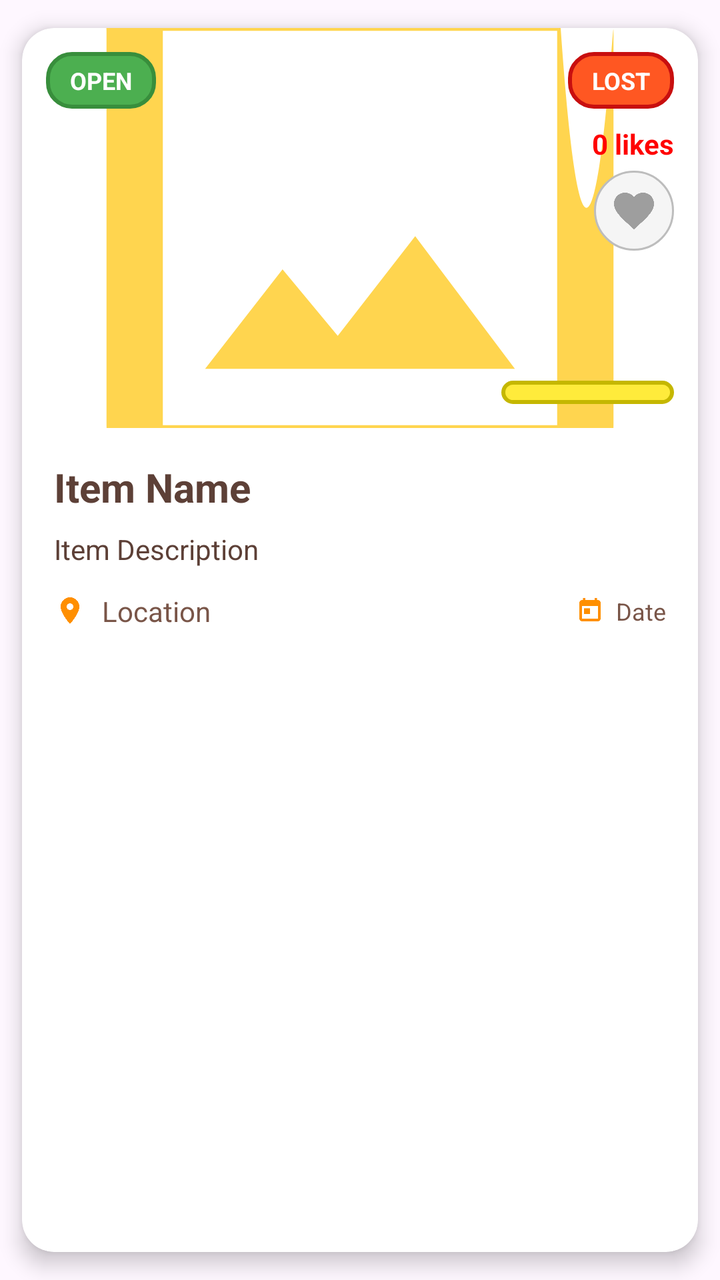
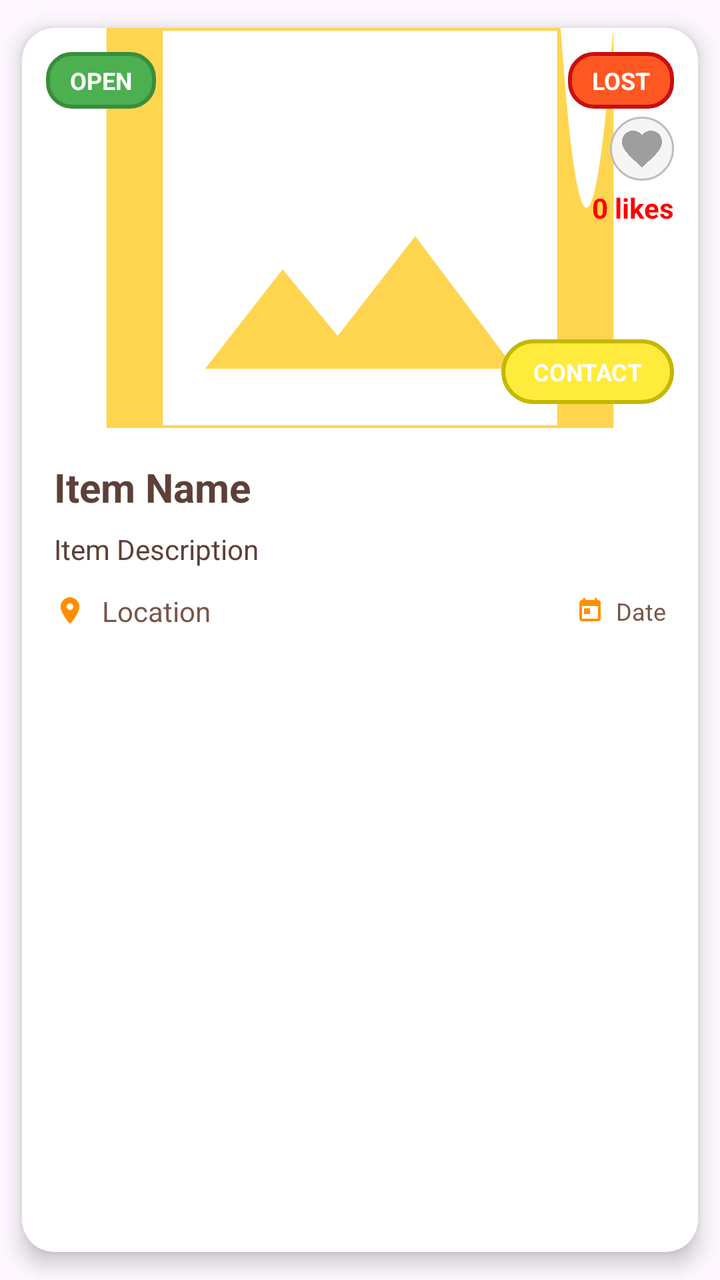

The first picture is an Android layout as it rendered before a commit; the second is the same layout after the commit. The layout source and the unified diff follow.
<!-- AndroidManifest.xml: application theme Theme.FoundIt -->
<!-- res/layout/item_report_card.xml -->
<?xml version="1.0" encoding="utf-8"?>
<androidx.cardview.widget.CardView xmlns:android="http://schemas.android.com/apk/res/android"
    xmlns:app="http://schemas.android.com/apk/res-auto"
    android:id="@+id/cardView"
    android:layout_width="match_parent"
    android:layout_height="wrap_content"
    android:layout_marginHorizontal="16dp"
    android:layout_marginVertical="8dp"
    app:cardBackgroundColor="#FFFFFF"
    app:cardCornerRadius="16dp"
    app:cardElevation="6dp"
    app:cardUseCompatPadding="true">

    <LinearLayout
        android:layout_width="match_parent"
        android:layout_height="wrap_content"
        android:orientation="vertical">

        
        <FrameLayout
            android:layout_width="match_parent"
            android:layout_height="200dp">

            
            <ImageView
                android:id="@+id/imgItem"
                android:layout_width="match_parent"
                android:layout_height="match_parent"
                android:contentDescription="Item image"
                android:scaleType="centerCrop"
                android:src="@drawable/ic_image_placeholder" />

            <TextView
                android:id="@+id/tvStatus"
                android:layout_width="wrap_content"
                android:layout_height="wrap_content"
                android:background="@drawable/bg_status_open"
                android:paddingHorizontal="12dp"
                android:paddingVertical="6dp"
                android:text="OPEN"
                android:textColor="#FFFFFF"
                android:textAllCaps="true"
                android:textSize="12sp"
                android:textStyle="bold"
                android:layout_gravity="top|start"
                android:layout_margin="12dp"/>

            
            <LinearLayout
                android:layout_width="wrap_content"
                android:layout_height="wrap_content"
                android:orientation="vertical"
                android:gravity="end"
                android:padding="12dp"
                android:layout_gravity="top|end">

                <TextView
                    android:id="@+id/tvCategory"
                    android:layout_width="wrap_content"
                    android:layout_height="wrap_content"
                    android:background="@drawable/bg_category_badge"
                    android:paddingHorizontal="12dp"
                    android:paddingVertical="6dp"
                    android:text="LOST"
                    android:textColor="#FFFFFF"
                    android:textAllCaps="true"
                    android:textSize="12sp"
                    android:textStyle="bold"
                    android:layout_marginBottom="8dp" />

                <TextView
                    android:id="@+id/tvLikeCount"
                    android:layout_width="wrap_content"
                    android:layout_height="wrap_content"
                    android:text="0 likes"
                    android:textColor="#FF0000"
                    android:textStyle="bold"
                    android:layout_marginBottom="4dp"/>

                <ImageView
                    android:id="@+id/btnLike"
                    android:layout_width="40dp"
                    android:layout_height="40dp"
                    android:background="@drawable/bg_like_button"
                    android:clickable="true"
                    android:focusable="true"
                    android:padding="8dp"
                    android:scaleType="center"
                    android:src="@drawable/ic_heart_outline"
                    android:contentDescription="Like button"/>

                <TextView
                    android:id="@+id/tvContactButton"
                    android:layout_width="wrap_content"
                    android:layout_height="wrap_content"
                    android:layout_marginTop="65dp"
                    android:background="@drawable/bg_contact_button"
                    android:paddingHorizontal="16dp"
                    android:paddingVertical="8dp"
                    android:text="CONTACT"
                    android:textAllCaps="true"
                    android:textColor="#FFFFFF"
                    android:textSize="12sp"
                    android:textStyle="bold"
                    android:clickable="true"
                    android:focusable="true"/>


            </LinearLayout>

        </FrameLayout>

        
        <LinearLayout
            android:layout_width="match_parent"
            android:layout_height="wrap_content"
            android:orientation="vertical"
            android:padding="16dp">

            <TextView
                android:id="@+id/tvItemName"
                android:layout_width="match_parent"
                android:layout_height="wrap_content"
                android:text="Item Name"
                android:textColor="#5D4037"
                android:textSize="20sp"
                android:textStyle="bold"
                android:maxLines="1"
                android:ellipsize="end"/>

            <TextView
                android:id="@+id/tvDescription"
                android:layout_width="match_parent"
                android:layout_height="wrap_content"
                android:layout_marginTop="8dp"
                android:text="Item Description"
                android:textColor="#5D4037"
                android:textSize="14sp"
                android:lineSpacingExtra="2dp"
                android:maxLines="2"
                android:ellipsize="end"/>

            <LinearLayout
                android:layout_width="match_parent"
                android:layout_height="wrap_content"
                android:orientation="horizontal"
                android:layout_marginTop="12dp"
                android:gravity="center_vertical">

                
                <ImageView
                    android:layout_width="16dp"
                    android:layout_height="16dp"
                    android:layout_marginEnd="8dp"
                    android:src="@drawable/ic_location"
                    android:tint="#FF8F00"
                    android:contentDescription="Location icon"/>

                <TextView
                    android:id="@+id/tvLocation"
                    android:layout_width="0dp"
                    android:layout_height="wrap_content"
                    android:layout_weight="1"
                    android:text="Location"
                    android:textColor="#795548"
                    android:textSize="14sp"
                    android:maxLines="1"
                    android:ellipsize="end"/>

                
                <LinearLayout
                    android:layout_width="wrap_content"
                    android:layout_height="wrap_content"
                    android:orientation="horizontal"
                    android:gravity="center_vertical"
                    android:layout_marginStart="12dp">

                    <ImageView
                        android:layout_width="14dp"
                        android:layout_height="14dp"
                        android:layout_marginEnd="6dp"
                        android:src="@drawable/ic_calendar"
                        android:tint="#FF8F00"
                        android:contentDescription="Calendar icon"/>

                    <TextView
                        android:id="@+id/tvDate"
                        android:layout_width="wrap_content"
                        android:layout_height="wrap_content"
                        android:text="Date"
                        android:textColor="#795548"
                        android:textSize="12sp"/>
                </LinearLayout>
            </LinearLayout>

        </LinearLayout>

    </LinearLayout>

</androidx.cardview.widget.CardView>
<!-- resources referenced by this layout -->
<resources>
  <!-- drawable bg_category_badge (drawable) -->
  <?xml version="1.0" encoding="utf-8"?>
  <shape xmlns:android="http://schemas.android.com/apk/res/android"
      android:shape="rectangle">
      <solid android:color="#FF5722"/>
      <corners android:radius="12dp"/>
      <stroke android:width="2dp" android:color="#C80F0F"/>
  </shape>
  <!-- drawable bg_contact_button (drawable) -->
  <?xml version="1.0" encoding="utf-8"?>
  <shape xmlns:android="http://schemas.android.com/apk/res/android"
      android:shape="rectangle">
      <solid android:color="#FFEB3B"/>
      <corners android:radius="16dp"/>
      <stroke android:width="2dp" android:color="#C5B700"/>
  </shape>
  <!-- drawable bg_like_button (drawable) -->
  <shape xmlns:android="http://schemas.android.com/apk/res/android"
      android:shape="oval">
  
      <solid android:color="#F5F5F5"/>
  
      <stroke
          android:width="1dp"
          android:color="#BDBDBD"/>
  
      <size
          android:width="40dp"
          android:height="40dp"/>
  </shape>
  <!-- drawable bg_status_open (drawable) -->
  <?xml version="1.0" encoding="utf-8"?>
  <shape xmlns:android="http://schemas.android.com/apk/res/android"
      android:shape="rectangle">
      <solid android:color="#4CAF50"/>
      <corners android:radius="12dp"/>
      <stroke android:width="2dp" android:color="#388E3C"/>
  </shape>
  <!-- drawable ic_calendar (drawable) -->
  <?xml version="1.0" encoding="utf-8"?>
  <vector xmlns:android="http://schemas.android.com/apk/res/android"
      android:width="24dp"
      android:height="24dp"
      android:viewportWidth="24"
      android:viewportHeight="24">
      <path
          android:fillColor="@android:color/white"
          android:pathData="M19,3h-1V1h-2v2H8V1H6v2H5c-1.11,0 -1.99,0.9 -1.99,2L3,19c0,1.1 0.89,2 2,2h14c1.1,0 2,-0.9 2,-2V5c0,-1.1 -0.9,-2 -2,-2zM19,19H5V8h14v11zM7,10h5v5H7z" />
  </vector>
  <!-- drawable ic_heart_outline (drawable) -->
  <vector xmlns:android="http://schemas.android.com/apk/res/android"
      android:width="24dp"
      android:height="24dp"
      android:viewportWidth="24"
      android:viewportHeight="24"
      android:tint="#9E9E9E">
  
      <path
          android:fillColor="@android:color/white"
          android:pathData="M12,21.35l-1.45,-1.32C5.4,15.36 2,12.28 2,8.5
          2,5.42 4.42,3 7.5,3c1.74,0 3.41,0.81 4.5,2.09
          C13.09,3.81 14.76,3 16.5,3
          19.58,3 22,5.42 22,8.5
          c0,3.78 -3.4,6.86 -8.55,11.54L12,21.35z"/>
  </vector>
  <!-- drawable ic_image_placeholder (drawable) -->
  <?xml version="1.0" encoding="utf-8"?>
  <vector xmlns:android="http://schemas.android.com/apk/res/android"
      android:width="48dp"
      android:height="48dp"
      android:viewportWidth="24"
      android:viewportHeight="24">
      <path
          android:fillColor="#FFD54F"
          android:pathData="M19,3H5C3.9,3 3,3.9 3,5V19C3,20.1 3.9,21 5,21H19C20.1,21 21,20.1 21,19V5C21,3.9 20.1,21 19,3M19,19H5V5H19V19M13.96,12.29L11.21,15.83L9.25,13.47L6.5,17H17.5L13.96,12.29Z" />
  </vector>
  <!-- drawable ic_location (drawable) -->
  <?xml version="1.0" encoding="utf-8"?>
  <vector xmlns:android="http://schemas.android.com/apk/res/android"
      android:width="24dp"
      android:height="24dp"
      android:viewportWidth="24"
      android:viewportHeight="24">
      <path
          android:fillColor="@android:color/white"
          android:pathData="M12,2C8.13,2 5,5.13 5,9c0,5.25 7,13 7,13s7,-7.75 7,-13c0,-3.87 -3.13,-7 -7,-7zM12,11.5c-1.38,0 -2.5,-1.12 -2.5,-2.5s1.12,-2.5 2.5,-2.5s2.5,1.12 2.5,2.5s-1.12,2.5 -2.5,2.5z" />
  </vector>
  <style name="Theme.FoundIt" parent="Base.Theme.FoundIt" />
  <style name="Base.Theme.FoundIt" parent="Theme.Material3.DayNight.NoActionBar">
          
          
      </style>
</resources>

<!-- the commit's change to res/layout/item_report_card.xml (unified diff, before → after) -->
@@ -30,6 +30,7 @@
                 android:scaleType="centerCrop"
                 android:src="@drawable/ic_image_placeholder" />
 
+            
             <TextView
                 android:id="@+id/tvStatus"
                 android:layout_width="wrap_content"
@@ -66,7 +67,20 @@
                     android:textAllCaps="true"
                     android:textSize="12sp"
                     android:textStyle="bold"
-                    android:layout_marginBottom="8dp" />
+                    android:layout_marginBottom="4dp"/>
+
+                <ImageView
+                    android:id="@+id/btnLike"
+                    android:layout_width="32dp"
+                    android:layout_height="32dp"
+                    android:background="@drawable/bg_like_button"
+                    android:clickable="true"
+                    android:focusable="true"
+                    android:padding="4dp"
+                    android:scaleType="center"
+                    android:src="@drawable/ic_heart_outline"
+                    android:contentDescription="Like button"
+                    android:layout_marginBottom="4dp"/>
 
                 <TextView
                     android:id="@+id/tvLikeCount"
@@ -74,39 +88,26 @@
                     android:layout_height="wrap_content"
                     android:text="0 likes"
                     android:textColor="#FF0000"
-                    android:textStyle="bold"
-                    android:layout_marginBottom="4dp"/>
-
-                <ImageView
-                    android:id="@+id/btnLike"
-                    android:layout_width="40dp"
-                    android:layout_height="40dp"
-                    android:background="@drawable/bg_like_button"
-                    android:clickable="true"
-                    android:focusable="true"
-                    android:padding="8dp"
-                    android:scaleType="center"
-                    android:src="@drawable/ic_heart_outline"
-                    android:contentDescription="Like button"/>
-
-                <TextView
-                    android:id="@+id/tvContactButton"
-                    android:layout_width="wrap_content"
-                    android:layout_height="wrap_content"
-                    android:layout_marginTop="65dp"
-                    android:background="@drawable/bg_contact_button"
-                    android:paddingHorizontal="16dp"
-                    android:paddingVertical="8dp"
-                    android:text="CONTACT"
-                    android:textAllCaps="true"
-                    android:textColor="#FFFFFF"
-                    android:textSize="12sp"
-                    android:textStyle="bold"
-                    android:clickable="true"
-                    android:focusable="true"/>
-
-
+                    android:textStyle="bold"/>
             </LinearLayout>
+
+            
+            <TextView
+                android:id="@+id/tvContactButton"
+                android:layout_width="wrap_content"
+                android:layout_height="wrap_content"
+                android:layout_gravity="bottom|end"
+                android:layout_margin="12dp"
+                android:background="@drawable/bg_contact_button"
+                android:paddingHorizontal="16dp"
+                android:paddingVertical="8dp"
+                android:text="CONTACT"
+                android:textAllCaps="true"
+                android:textColor="#FFFFFF"
+                android:textSize="12sp"
+                android:textStyle="bold"
+                android:clickable="true"
+                android:focusable="true"/>
 
         </FrameLayout>
 
@@ -140,6 +141,7 @@
                 android:maxLines="2"
                 android:ellipsize="end"/>
 
+            
             <LinearLayout
                 android:layout_width="match_parent"
                 android:layout_height="wrap_content"
